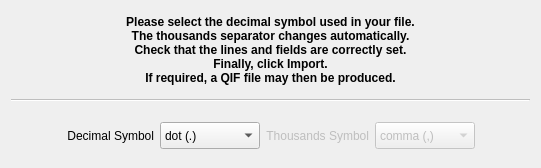
Qt form kmymoney/plugins/csvimport/completionwizardpage.ui (KDE/kmymoney) before a commit.
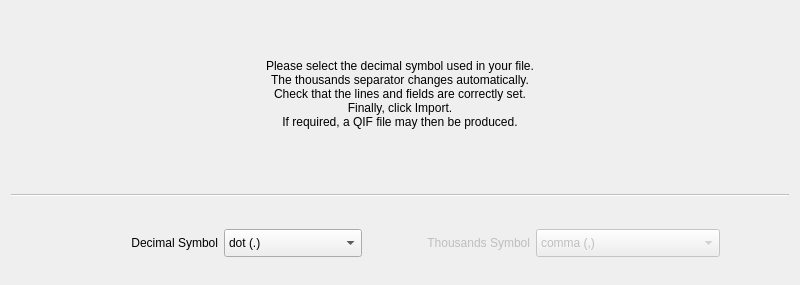
The same form after that commit. Custom widgets are drawn as their Qt base class.

```diff
--- a/kmymoney/plugins/csvimport/completionwizardpage.ui
+++ b/kmymoney/plugins/csvimport/completionwizardpage.ui
@@ -6,28 +6,49 @@
    <rect>
     <x>0</x>
     <y>0</y>
-    <width>536</width>
-    <height>168</height>
+    <width>800</width>
+    <height>285</height>
    </rect>
   </property>
+  <property name="sizePolicy">
+   <sizepolicy hsizetype="Minimum" vsizetype="Minimum">
+    <horstretch>0</horstretch>
+    <verstretch>0</verstretch>
+   </sizepolicy>
+  </property>
+  <property name="minimumSize">
+   <size>
+    <width>800</width>
+    <height>0</height>
+   </size>
+  </property>
   <property name="maximumSize">
    <size>
     <width>16777215</width>
-    <height>200</height>
+    <height>16777215</height>
    </size>
   </property>
   <property name="windowTitle">
    <string>Completion Wizard Page</string>
   </property>
   <layout class="QVBoxLayout" name="verticalLayout_2">
+   <property name="sizeConstraint">
+    <enum>QLayout::SetMinimumSize</enum>
+   </property>
    <item>
     <layout class="QVBoxLayout" name="verticalLayout" stretch="30,2,3,4,15,3">
      <item>
       <widget class="QLabel" name="label">
+       <property name="minimumSize">
+        <size>
+         <width>0</width>
+         <height>0</height>
+        </size>
+       </property>
        <property name="font">
         <font>
-         <weight>75</weight>
-         <bold>true</bold>
+         <weight>50</weight>
+         <bold>false</bold>
         </font>
        </property>
        <property name="text">
@@ -82,7 +103,7 @@
       </spacer>
      </item>
      <item>
-      <layout class="QHBoxLayout" name="horizontalLayout">
+      <layout class="QHBoxLayout" name="horizontalLayout" stretch="3,6,6,7,8,3">
        <property name="topMargin">
         <number>4</number>
        </property>
@@ -119,8 +140,14 @@
         <widget class="KComboBox" name="comboBox_decimalSymbol">
          <property name="minimumSize">
           <size>
-           <width>100</width>
-           <height>27</height>
+           <width>0</width>
+           <height>28</height>
+          </size>
+         </property>
+         <property name="maximumSize">
+          <size>
+           <width>16777215</width>
+           <height>16777215</height>
           </size>
          </property>
          <property name="toolTip">
@@ -165,8 +192,14 @@
          </property>
          <property name="minimumSize">
           <size>
-           <width>100</width>
-           <height>27</height>
+           <width>75</width>
+           <height>28</height>
+          </size>
+         </property>
+         <property name="maximumSize">
+          <size>
+           <width>16777215</width>
+           <height>16777215</height>
           </size>
          </property>
          <item>
```
